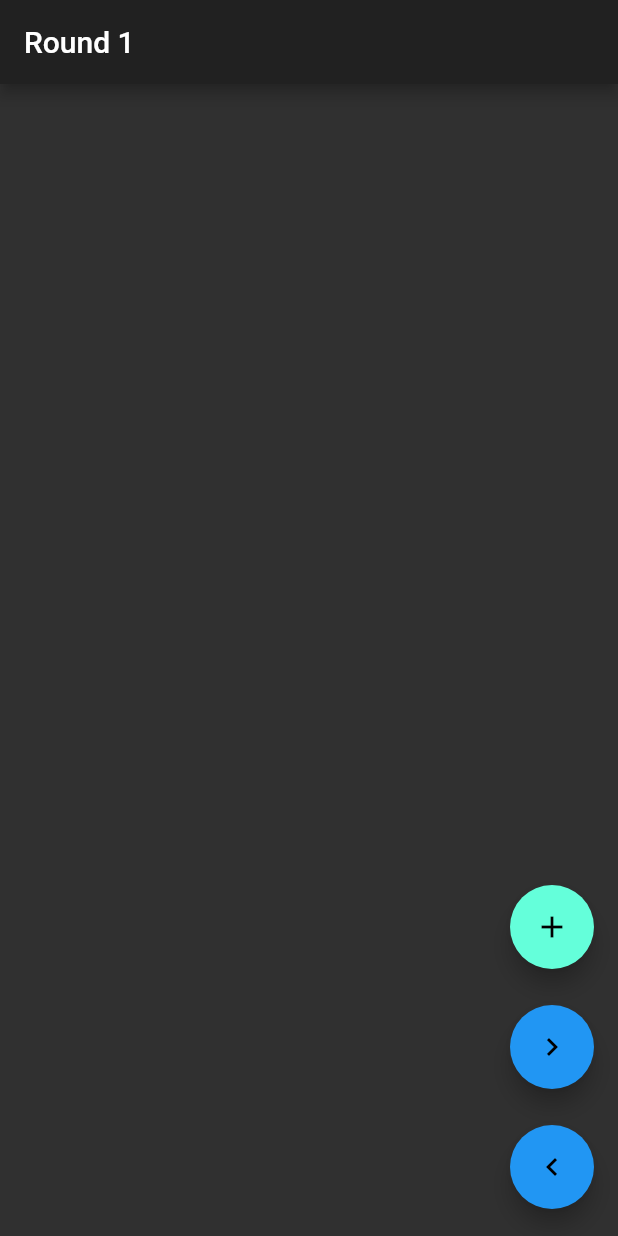
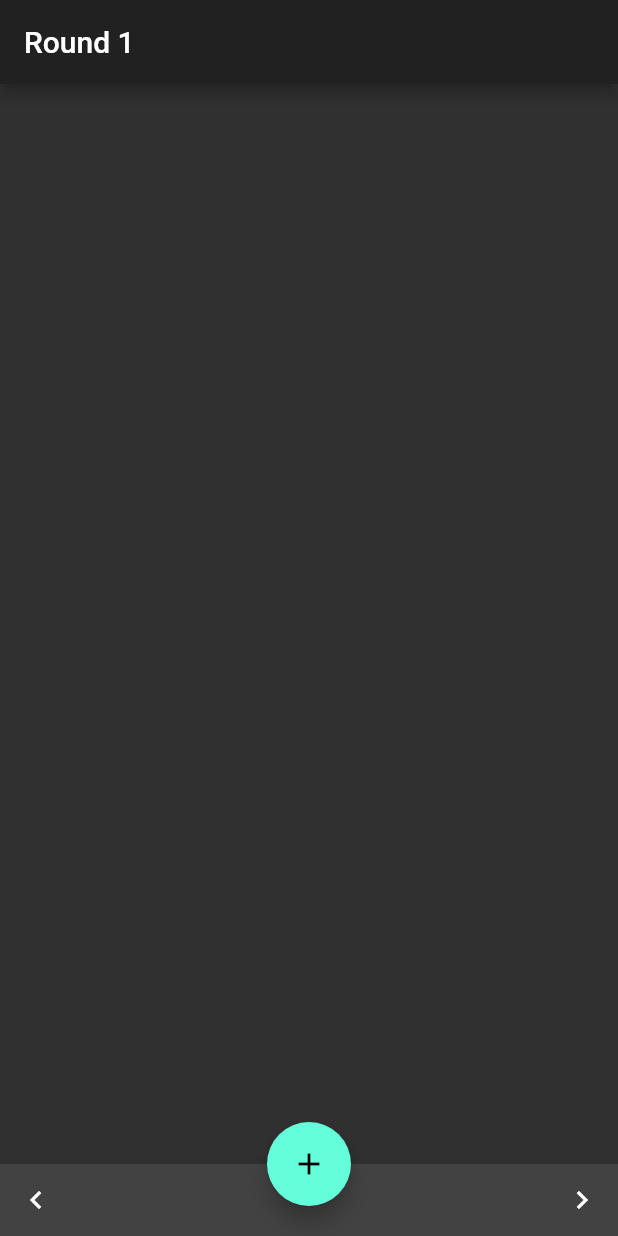
Before and after one commit to tsonnen/InitiativeTracker, a Flutter app: the screen it shows after launch, on a phone screen of 412 x 824 dp. Run offline on Flutter 3.47's test engine with Material 2 defaults, Android fonts, the phone set to English and light mode, and no system bars.

Commit message:
Switch Floating action buttons for bottom app bar

```diff
--- a/lib/screens/home_screen.dart
+++ b/lib/screens/home_screen.dart
@@ -70,76 +70,48 @@ class HomeScreenState extends State<HomeScreen>{
                 .toList()),
         ),
       ),
-      floatingActionButton: new Container(
-          height: 220.0,
-          child: new Stack(
-            children: <Widget>[
-              Align(
-                alignment: Alignment.bottomRight,
-                child: new Column(
-                  crossAxisAlignment: CrossAxisAlignment.end,
-                  children: <Widget>[
-                    Container(
-                      height: 60.0,
-                      child: new FloatingActionButton(
-                        heroTag: "addCharacter",
+      floatingActionButtonLocation: FloatingActionButtonLocation.centerDocked,
+      floatingActionButton: FloatingActionButton(
+        child: const Icon(Icons.add),
         onPressed: () {
             Navigator
                 .of(context)
                 .push(MaterialPageRoute(builder: (context) => AddCharacterPage()));
         },
         tooltip: 'Add Character',
-                        child: new Icon(Icons.add),
+      ),
+      bottomNavigationBar: BottomAppBar(
+        child: new Row(
+          mainAxisSize: MainAxisSize.max,
+          mainAxisAlignment: MainAxisAlignment.spaceBetween,
+          children: <Widget>[
+             ScopedModelDescendant<CharacterListModel>(
+              builder: (context, child, model) => IconButton(
+                icon: Icon(Icons.navigate_before),
+                onPressed: () {
+                  model.prevRound();
+                  this.setState(() {
+                  var round = model.round;
+                    titleText = "Round " + round.toString();
+                  });
+                },
               ),
             ),
-                    new Container(
-                      height: 20.0,
-                    ), // a space
             ScopedModelDescendant<CharacterListModel>(
-                      builder: (context, child, model) => Container(
-                        height: 60.0,
-                        child: new FloatingActionButton(
-                          heroTag: "nextRound",
-                          onPressed: (){
+              builder: (context, child, model) => IconButton(
+                icon: Icon(Icons.navigate_next),
+                onPressed: () {
                   model.nextRound();
                   this.setState(() {
                   var round = model.round;
                     titleText = "Round " + round.toString();
                   });
                 },
-                          backgroundColor: Colors.blue,
-                          tooltip: 'Next Round',
-                          child: new Icon(Icons.navigate_next),
-                        ),
-                      ),
-                    ),
-                    new Container(
-                      height: 20.0,
-                    ),
-                    ScopedModelDescendant<CharacterListModel>(
-                      builder: (context, child, model) => Container(
-                        height: 60.0,
-                        child: new FloatingActionButton(
-                          heroTag: "prevRound",
-                          onPressed: (){
-                            model.prevRound();
-                            this.setState(() {
-                              var round = model.round;
-                              titleText = "Round " + round.toString();
-                            });
-                          },
-                          backgroundColor: Colors.blue,
-                          tooltip: 'Previous Round',
-                          child: new Icon(Icons.navigate_before),
-                        ),
               ),
             ),
           ],
         ),
-              )
-            ],
       ),
-        ) // This trailing comma makes auto-formatting nicer for build methods.
     );
   }
 }
```
Lines whose indentation alone changed are shown as unchanged.
